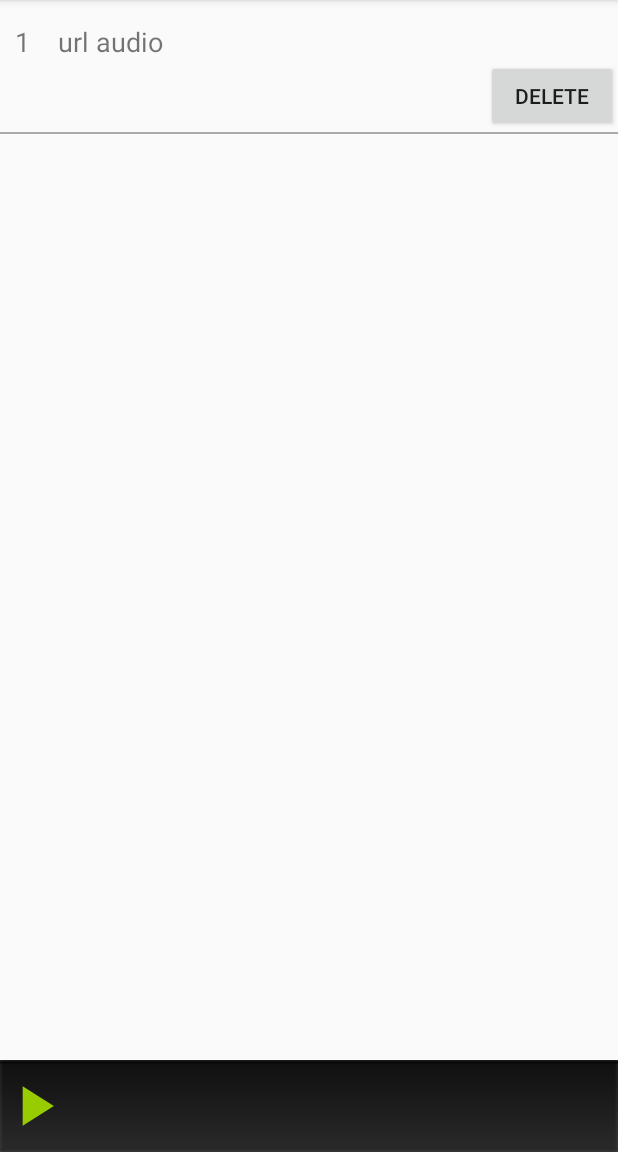
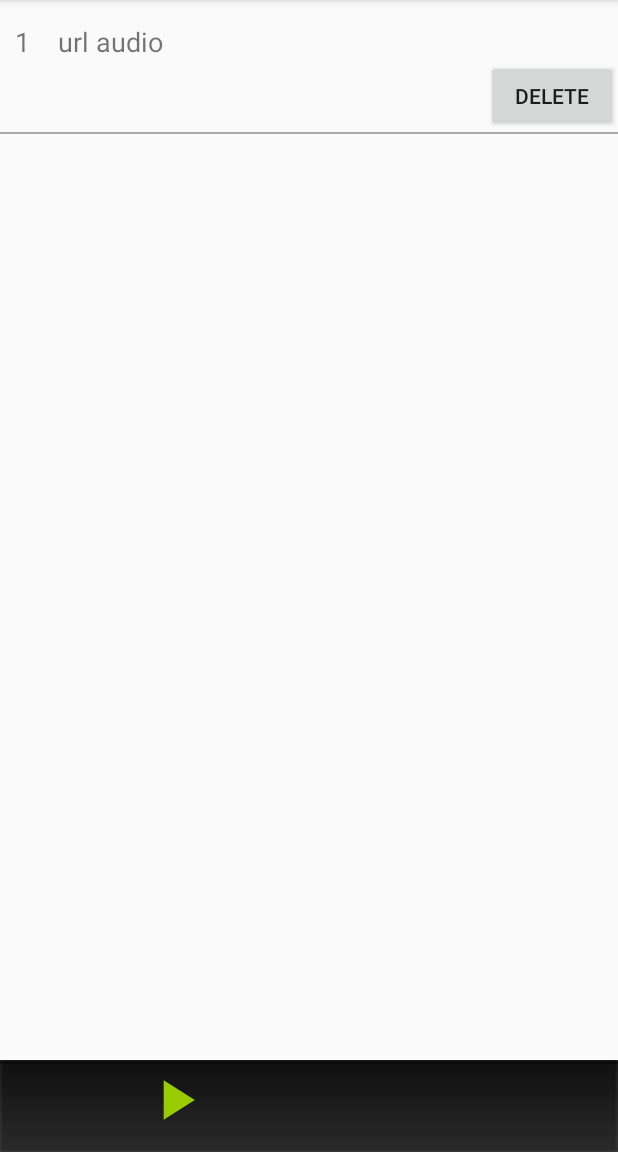
Before and after one commit to 2018rakibuzzaman/online_player, an Android app: the screen it shows after launch (MainActivity), on a phone screen of 412 x 824 dp, the part 84-1236 px from its top. Run offline under Robolectric (Android 15) with nearby library versions, the light colour scheme and no system bars; libraries missing offline, so code that uses them is left out: com.daimajia.androidanimations; 1 statement that could not run was skipped.

Commit message:
Update view_jcplayer.xml

```diff
--- a/jcplayer/src/main/res/layout/view_jcplayer.xml
+++ b/jcplayer/src/main/res/layout/view_jcplayer.xml
@@ -35,12 +35,12 @@
         tools:visibility="gone" />
 
 
-    <LinearLayout
+    <View
         android:id="@+id/view_stub"
         android:layout_width="94dp"
         android:layout_height="61dp"
         app:layout_constraintBottom_toBottomOf="parent"
-        app:layout_constraintStart_toStartOf="parent">
+        app:layout_constraintStart_toStartOf="parent"/>
 
         <ImageButton
             android:id="@+id/btnPlay"
@@ -85,7 +85,6 @@
             app:layout_constraintStart_toEndOf="@id/view_stub"
             app:layout_constraintTop_toTopOf="@id/view_stub"
             tools:visibility="visible" />
-    </LinearLayout>
 
 
 </android.support.constraint.ConstraintLayout>
```
